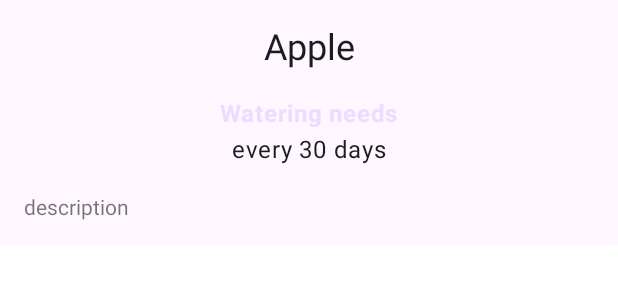
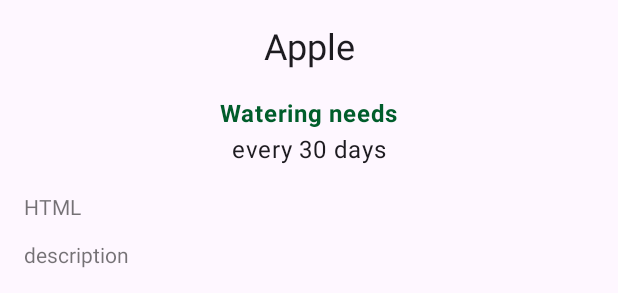
Before and after one commit to d1laav/68568_Modul1.4, an Android app built with Jetpack Compose: the @Preview function PlantDetailContentPreview, on a phone screen of 412 x 824 dp. Shown: the top 307 px of the screen. Run offline under Robolectric (Android 15) with nearby library versions, the phone set to English and light mode, and no system bars; our stand-ins replace livedata-compose.

Commit message:
10. ViewCompositionStrategy

```diff
--- a/app/src/main/java/com/google/samples/apps/sunflower/plantdetail/PlantDetailDescription.kt
+++ b/app/src/main/java/com/google/samples/apps/sunflower/plantdetail/PlantDetailDescription.kt
@@ -16,6 +16,7 @@
 
 package com.google.samples.apps.sunflower.plantdetail
 
+import android.content.res.Configuration
 import android.text.method.LinkMovementMethod
 import android.widget.TextView
 import androidx.compose.foundation.layout.Column
@@ -41,6 +42,7 @@ import androidx.compose.ui.viewinterop.AndroidView
 import androidx.core.text.HtmlCompat
 import com.google.samples.apps.sunflower.R
 import com.google.samples.apps.sunflower.data.Plant
+import com.google.samples.apps.sunflower.theme.SunflowerTheme
 import com.google.samples.apps.sunflower.viewmodels.PlantDetailViewModel
 
 @OptIn(ExperimentalComposeUiApi::class)
@@ -66,14 +68,6 @@ private fun PlantWatering(wateringInterval: Int) {
             text = wateringIntervalText,
             modifier = centerWithPaddingModifier.padding(bottom = normalPadding)
         )
-    }
-}
-
-@Preview
-@Composable
-private fun PlantWateringPreview() {
-    MaterialTheme {
-        PlantWatering(7)
     }
 }
 
@@ -126,21 +120,44 @@ private fun PlantDescription(description: String) {
     )
 }
 
+@Preview(uiMode = Configuration.UI_MODE_NIGHT_YES)
+@Composable
+private fun PlantDetailContentDarkPreview() {
+    val plant = Plant("id", "Apple", "HTML<br><br>description", 3, 30, "")
+    SunflowerTheme {
+        PlantDetailContent(plant)
+    }
+}
 
 @Preview
 @Composable
 private fun PlantDetailContentPreview() {
-    val plant = Plant("id", "Apple", "description", 3, 30, "")
-    MaterialTheme {
+    val plant = Plant("id", "Apple", "HTML<br><br>description", 3, 30, "")
+    SunflowerTheme {
         PlantDetailContent(plant)
     }
 }
 
+@Preview
+@Composable
+private fun PlantNamePreview() {
+    SunflowerTheme {
+        PlantName("Apple")
+    }
+}
+
+@Preview
+@Composable
+private fun PlantWateringPreview() {
+    SunflowerTheme {
+        PlantWatering(7)
+    }
+}
 
 @Preview
 @Composable
 private fun PlantDescriptionPreview() {
-    MaterialTheme {
+    SunflowerTheme {
         PlantDescription("HTML<br><br>description")
     }
 }
--- a/app/src/main/java/com/google/samples/apps/sunflower/plantdetail/PlantDetailFragment.kt
+++ b/app/src/main/java/com/google/samples/apps/sunflower/plantdetail/PlantDetailFragment.kt
@@ -22,6 +22,7 @@ import android.view.LayoutInflater
 import android.view.View
 import android.view.ViewGroup
 import androidx.compose.material3.MaterialTheme
+import androidx.compose.ui.platform.ViewCompositionStrategy
 import androidx.coordinatorlayout.widget.CoordinatorLayout
 import androidx.core.app.ShareCompat
 import androidx.core.widget.NestedScrollView
@@ -35,6 +36,7 @@ import com.google.android.material.snackbar.Snackbar
 import com.google.samples.apps.sunflower.R
 import com.google.samples.apps.sunflower.data.Plant
 import com.google.samples.apps.sunflower.databinding.FragmentPlantDetailBinding
+import com.google.samples.apps.sunflower.theme.SunflowerTheme
 import com.google.samples.apps.sunflower.utilities.InjectorUtils
 import com.google.samples.apps.sunflower.viewmodels.PlantDetailViewModel
 
@@ -116,6 +118,8 @@ class PlantDetailFragment : Fragment() {
                     PlantDetailDescription(plantDetailViewModel)
                 }
             }
+
+
         }
         setHasOptionsMenu(true)
 
--- a/app/src/main/java/com/google/samples/apps/sunflower/theme/Theme.kt
+++ b/app/src/main/java/com/google/samples/apps/sunflower/theme/Theme.kt
@@ -16,12 +16,40 @@
 
 package com.google.samples.apps.sunflower.theme
 
+import androidx.compose.foundation.isSystemInDarkTheme
 import androidx.compose.material3.MaterialTheme
+import androidx.compose.material3.darkColorScheme
+import androidx.compose.material3.lightColorScheme
 import androidx.compose.runtime.Composable
+import androidx.compose.ui.res.colorResource
+import com.google.samples.apps.sunflower.R
 
 @Composable
 fun SunflowerTheme(
+    darkTheme: Boolean = isSystemInDarkTheme(),
     content: @Composable () -> Unit
 ) {
-    MaterialTheme(content = content)
+    val lightColors  = lightColorScheme(
+        primary = colorResource(id = R.color.sunflower_green_500),
+        primaryContainer = colorResource(id = R.color.sunflower_green_700),
+        secondary = colorResource(id = R.color.sunflower_yellow_500),
+        background = colorResource(id = R.color.sunflower_green_500),
+        onPrimary = colorResource(id = R.color.sunflower_black),
+        onSecondary = colorResource(id = R.color.sunflower_black),
+    )
+    val darkColors  = darkColorScheme(
+        primary = colorResource(id = R.color.sunflower_green_100),
+        primaryContainer = colorResource(id = R.color.sunflower_green_200),
+        secondary = colorResource(id = R.color.sunflower_yellow_300),
+        onPrimary = colorResource(id = R.color.sunflower_black),
+        onSecondary = colorResource(id = R.color.sunflower_black),
+        onBackground = colorResource(id = R.color.sunflower_black),
+        surface = colorResource(id = R.color.sunflower_green_100_8pc_over_surface),
+        onSurface = colorResource(id = R.color.sunflower_white),
+    )
+    val colors = if (darkTheme) darkColors else lightColors
+    MaterialTheme(
+        colorScheme = colors,
+        content = content
+    )
 }
```
